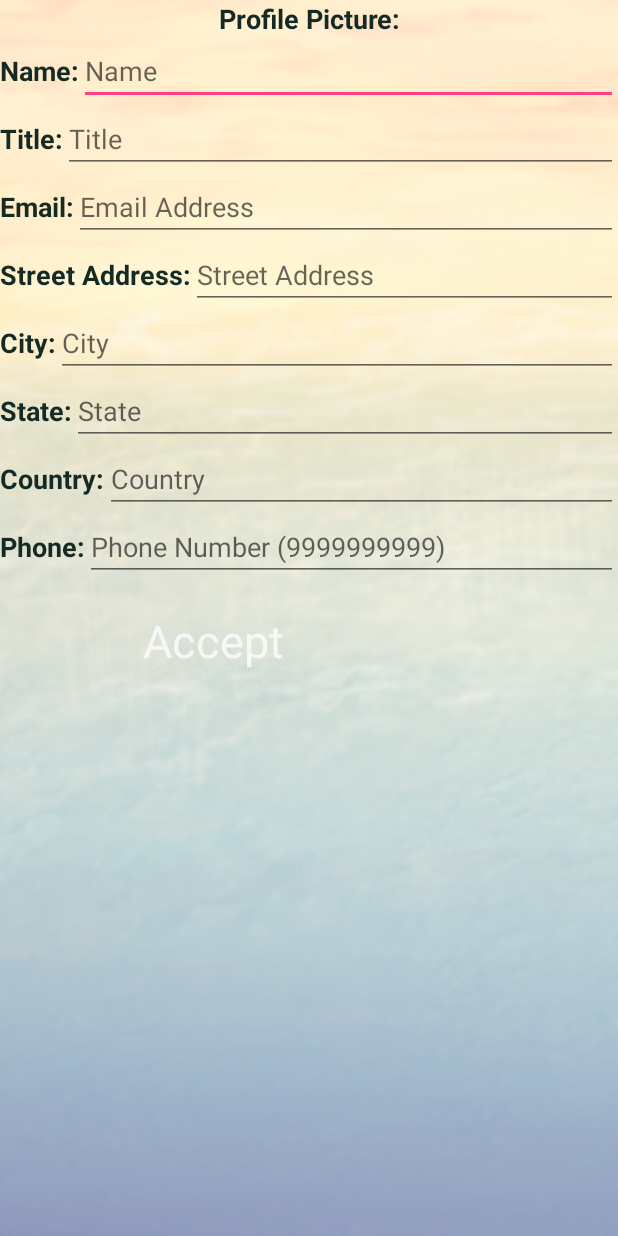
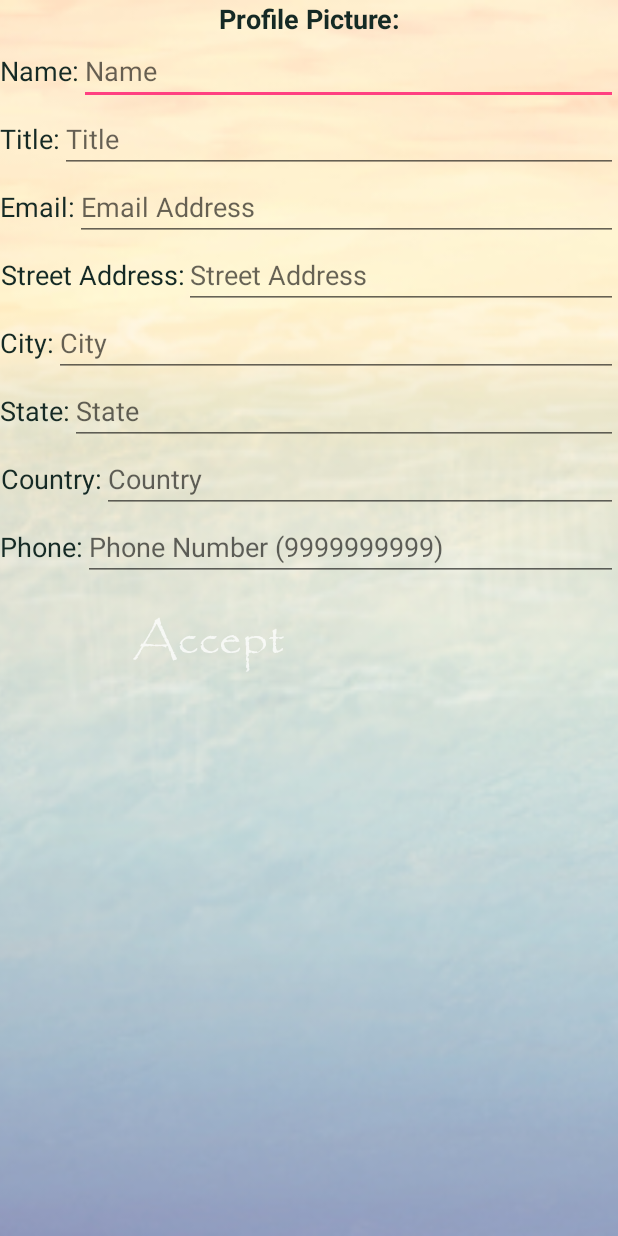
Before and after one commit to varmendari14/Clean-Water, an Android app: the ProfileActivity screen opened directly, with no data from a screen before it, on a phone screen of 412 x 824 dp. Run offline under Robolectric (Android 15) with nearby library versions, the phone set to English and light mode, and no system bars.

Commit message:
Profile Updates, Text, Buttons, ect. Pics still don't work

```diff
--- a/app/src/main/java/com/example/otteramazement/clean_water/ProfileActivity.java
+++ b/app/src/main/java/com/example/otteramazement/clean_water/ProfileActivity.java
@@ -1,8 +1,15 @@
 package com.example.otteramazement.clean_water;
 
 import android.app.Activity;
+import android.content.Intent;
 import android.graphics.Typeface;
 import android.os.Bundle;
+import android.view.View;
+import android.widget.ArrayAdapter;
+import android.widget.EditText;
+import android.widget.ImageView;
+import android.widget.Spinner;
+import android.widget.TextView;
 
 /**
  * Created by Violet on 2/18/2017.
@@ -17,8 +24,78 @@ public class ProfileActivity extends Activity{
         super.onCreate(savedInstanceState);
         setContentView(R.layout.activity_profile);
 
-        Typeface font = Typeface.createFromAsset(getAssets(), "fonts/PAPYRUS.TTF");
+        //Setting Fonts, and getting EditText variables
 
+        Typeface font1 = Typeface.createFromAsset(getAssets(), "fonts/PAPYRUS.TTF");
+        Typeface font = Typeface.createFromAsset(getAssets(), "fonts/Papyrus-LET-Bold.ttf");
+
+        TextView acceptButton = (TextView) findViewById(R.id.profile_acceptbutton_tetView);
+        acceptButton.setTypeface(font1);
+        TextView namePrompt = (TextView) findViewById(R.id.profile_name_textView);
+        namePrompt.setTypeface(font);
+        EditText nameInput = (EditText) findViewById(R.id.profile_name_input);
+        nameInput.setTypeface(font);
+        TextView titlePrompt = (TextView) findViewById(R.id.profile_title_textView);
+        titlePrompt.setTypeface(font);
+        EditText titleInput = (EditText) findViewById(R.id.profile_title_input);
+        titleInput.setTypeface(font);
+        TextView emailPrompt = (TextView) findViewById(R.id.profile_email_textView);
+        emailPrompt.setTypeface(font);
+        EditText emailInput = (EditText) findViewById(R.id.profile_email_input);
+        emailInput.setTypeface(font);
+        TextView streetAddress = (TextView) findViewById(R.id.profile_staddress_textView);
+        streetAddress.setTypeface(font);
+        EditText streetAddressInput = (EditText) findViewById(R.id.profile_staddress_input);
+        streetAddressInput.setTypeface(font);
+        TextView cityPrompt = (TextView) findViewById(R.id.profile_city_textView);
+        cityPrompt.setTypeface(font);
+        EditText cityInput = (EditText) findViewById(R.id.profile_city_input);
+        cityInput.setTypeface(font);
+        TextView statePrompt = (TextView) findViewById(R.id.profile_state_textView);
+        statePrompt.setTypeface(font);
+        EditText stateInput = (EditText) findViewById(R.id.profile_state_input);
+        stateInput.setTypeface(font);
+        TextView countryPrompt = (TextView) findViewById(R.id.profile_country_textView);
+        countryPrompt.setTypeface(font);
+        EditText countryInput = (EditText) findViewById(R.id.profile_country_input);
+        countryInput.setTypeface(font);
+        TextView phonePrompt = (TextView) findViewById(R.id.profile_phone_textView);
+        phonePrompt.setTypeface(font);
+        EditText phoneInput = (EditText) findViewById(R.id.profile_phone_editText);
+        phoneInput.setTypeface(font);
+
+        //Done Setting Fonts
+
+        //Setting Button Functions
+
+        ImageView acceptButtonImage = (ImageView) findViewById(R.id.profile_acceptbutton_imageView);
+        acceptButtonImage.setOnClickListener(new View.OnClickListener() {
+            @Override
+            public void onClick(View v) {
+                saveProfileData();
+            }
+        });
+
+        TextView acceptButtonText = (TextView) findViewById(R.id.profile_acceptbutton_tetView);
+        acceptButtonText.setOnClickListener(new View.OnClickListener() {
+            @Override
+            public void onClick(View v) {
+                saveProfileData();
+            }
+        });
+
+        ImageView backButtonImage = (ImageView) findViewById(R.id.profile_backbutton_imageView);
+        backButtonImage.setOnClickListener(new View.OnClickListener() {
+            @Override
+            public void onClick(View v) {
+                startActivity(new Intent(getBaseContext(), AppActivity.class));
+            }
+        });
+
+    }
+
+    private void saveProfileData() {
+        startActivity(new Intent(getBaseContext(), AppActivity.class));
     }
 
     @Override
--- a/app/src/main/res/layout/activity_profile.xml
+++ b/app/src/main/res/layout/activity_profile.xml
@@ -330,7 +330,7 @@
                     android:text="Accept"
                     android:layout_width="wrap_content"
                     android:layout_height="wrap_content"
-                    android:id="@+id/textView"
+                    android:id="@+id/profile_acceptbutton_tetView"
                     android:textAppearance="@style/TextAppearance.AppCompat"
                     android:fontFamily="sans-serif"
                     android:textSize="30sp"
@@ -346,7 +346,7 @@
                     app:srcCompat="@drawable/backbutton_phases"
                     android:id="@+id/profile_backbutton_imageView"
                     android:layout_alignParentTop="true"
-                    android:layout_toEndOf="@+id/textView"
+                    android:layout_toEndOf="@+id/profile_acceptbutton_tetView"
                     android:alpha=".75"
                     android:layout_marginStart="34dp" />
 
```
Also changed, not shown: app/src/main/res/drawable/backbutton_phases.xml (+3 -11 lines), app/src/main/res/drawable/button_phases.xml (+3 -11 lines).
